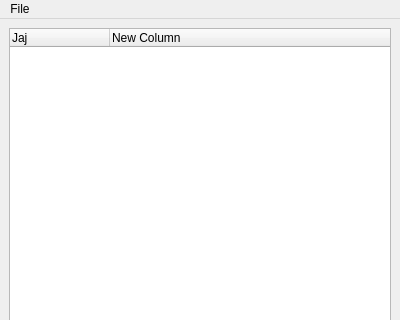
antolu/LHCbDIRAC, file LHCbDIRAC/BookkeepingSystem/Gui/Widget/MainWidget.ui: the form before one commit; both pictures show x 0 to 400 and y 0 to 320 of the 400 by 500 pixel window.
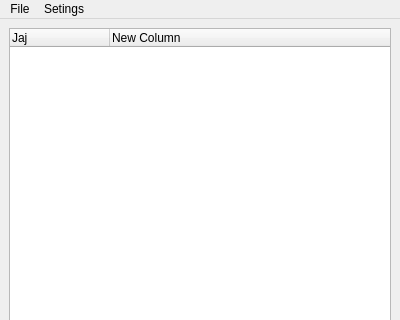
The form after the commit.

The edit to the form file:
```diff
--- a/LHCbDIRAC/BookkeepingSystem/Gui/Widget/MainWidget.ui
+++ b/LHCbDIRAC/BookkeepingSystem/Gui/Widget/MainWidget.ui
@@ -57,7 +57,14 @@
     </property>
     <addaction name="actionExit" />
    </widget>
+   <widget class="QMenu" name="menuSetings" >
+    <property name="title" >
+     <string>Setings</string>
+    </property>
+    <addaction name="actionDataQuality" />
+   </widget>
    <addaction name="menuFile" />
+   <addaction name="menuSetings" />
   </widget>
   <widget class="QStatusBar" name="statusbar" />
   <action name="actionExit" >
```
Left out of the diff: 5 changed lines with no effect on the pictures.
